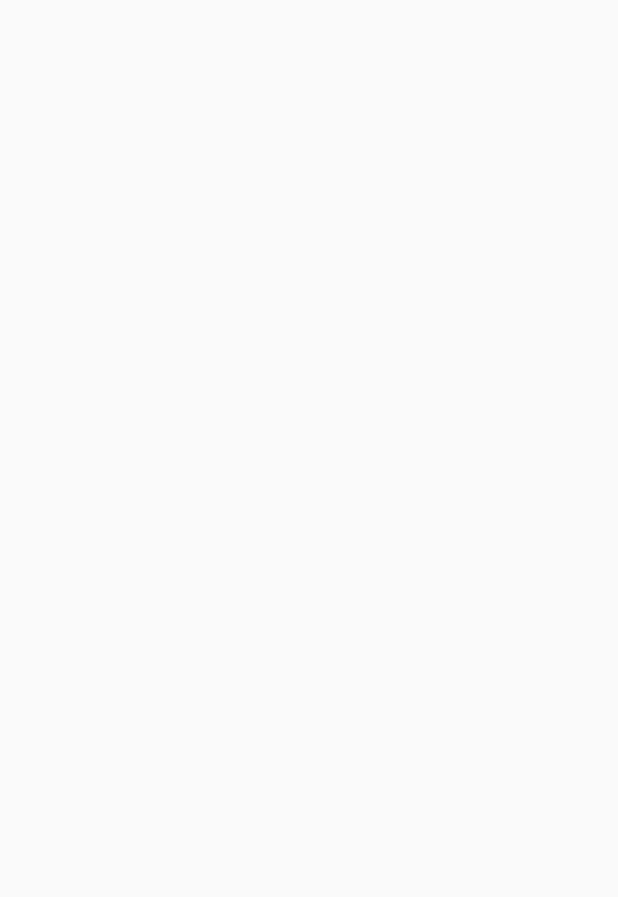
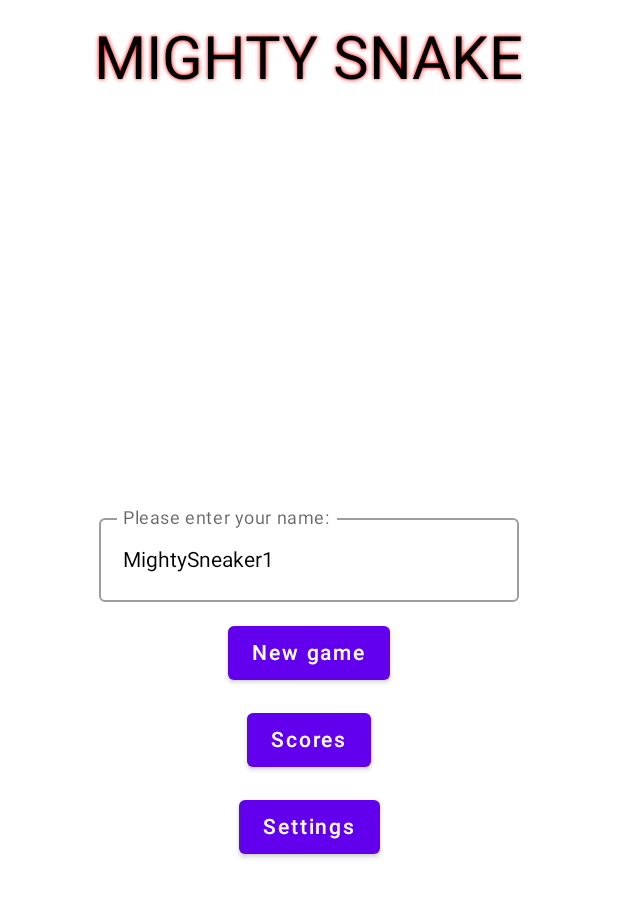
Before and after one commit to TonciDumanic/SnakeGameApp, an Android app built with Jetpack Compose: the screen it shows after launch (MainActivity), on a phone screen of 412 x 824 dp. Before the commit the part shown is empty. Shown: the top 897 px of the screen. Run offline under Robolectric (Android 15) with nearby library versions, the phone set to English and light mode, and no system bars.

Commit message:
Added all screens and navigation between them

```diff
--- a/app/build.gradle
+++ b/app/build.gradle
@@ -54,6 +54,9 @@ dependencies {
     implementation "androidx.compose.ui:ui:$compose_ui_version"
     implementation "androidx.compose.ui:ui-tooling-preview:$compose_ui_version"
     implementation 'androidx.compose.material:material:1.3.1'
+    implementation 'androidx.lifecycle:lifecycle-viewmodel-compose:2.5.1'
+    implementation 'androidx.navigation:navigation-compose:2.5.3'
+
     testImplementation 'junit:junit:4.13.2'
     androidTestImplementation 'androidx.test.ext:junit:1.1.5'
     androidTestImplementation 'androidx.test.espresso:espresso-core:3.5.1'
--- a/app/src/main/java/hr/dumanic/tonci/snakegameapp/MainActivity.kt
+++ b/app/src/main/java/hr/dumanic/tonci/snakegameapp/MainActivity.kt
@@ -3,77 +3,57 @@ package hr.dumanic.tonci.snakegameapp
 import android.os.Bundle
 import androidx.activity.ComponentActivity
 import androidx.activity.compose.setContent
-import androidx.compose.foundation.layout.*
-import androidx.compose.material.*
 import androidx.compose.runtime.Composable
-import androidx.compose.ui.Alignment.Companion.CenterHorizontally
 import androidx.compose.ui.Modifier
-import androidx.compose.ui.graphics.Color
-import androidx.compose.ui.graphics.Shadow
-import androidx.compose.ui.text.TextStyle
-import androidx.compose.ui.tooling.preview.Preview
-import androidx.compose.ui.unit.dp
-import androidx.compose.ui.unit.sp
+import androidx.navigation.NavHostController
+import androidx.navigation.compose.NavHost
+import androidx.navigation.compose.composable
+import androidx.navigation.compose.rememberNavController
+import hr.dumanic.tonci.snakegameapp.enums.SnakeGameAppScreen
 import hr.dumanic.tonci.snakegameapp.ui.theme.SnakeGameAppTheme
+import hr.dumanic.tonci.snakegameapp.views.GamePlayScreen
+import hr.dumanic.tonci.snakegameapp.views.MainScreen
+import hr.dumanic.tonci.snakegameapp.views.ScoresScreen
+import hr.dumanic.tonci.snakegameapp.views.SettingsScreen
+
 
 class MainActivity : ComponentActivity() {
     override fun onCreate(savedInstanceState: Bundle?) {
         super.onCreate(savedInstanceState)
+
+
         setContent {
-            SnakeGameAppTheme {
+            setContent {
+                AppNavigation()
             }
         }
     }
 }
 
 @Composable
-fun MainScreen() {
-
-    // A surface container using the 'background' color from the theme
-    Surface(
-        modifier = Modifier.fillMaxSize(),
-        color = MaterialTheme.colors.background
-    ) {
-        Column( modifier = Modifier.padding(top = 10.dp,
-                                            bottom = 10.dp,
-                                            end = 10.dp,
-                                            start = 10.dp),
-            verticalArrangement = Arrangement.Top) {
-
-
-            Text(
-                text = "MIGHTY SNAKE",
-                modifier = Modifier
-                    .padding(5.dp)
-                    .align(CenterHorizontally),
-                style = TextStyle(
-                    fontSize = 40.sp,
-                    shadow = Shadow(
-                        color = Color.Red,
-                        blurRadius = 3f
-                    )))
-
-
-            Column(Modifier.padding(top=30.dp,end = 10.dp,start = 10.dp),verticalArrangement = Arrangement.SpaceEvenly) {
-
-                TextField(value = "Enter your name...", modifier = Modifier.align(CenterHorizontally), onValueChange = {})
-
-                Button(modifier = Modifier.padding(top = 10.dp).align(CenterHorizontally),onClick = { /*TODO*/ }) {
-                    Text("New game")
-                }
-                Button(modifier = Modifier.padding(top = 10.dp).align(CenterHorizontally),onClick = { /*TODO*/ }) {
-                    Text("Scores")
-
-                }
+fun AppNavigation() {
+    val navController: NavHostController = rememberNavController()
+    NavHost(
+        navController = navController,
+        startDestination = SnakeGameAppScreen.Main.name,
+        modifier = Modifier,
+        builder = {
+            composable(route = SnakeGameAppScreen.Main.name) { MainScreen(navController) }
+            composable(route = SnakeGameAppScreen.GamePlay.name) {
+                GamePlayScreen(
+                    navController
+                )
             }
-
-        }
-    }
-}
-
-@Preview(showBackground = true)
-@Composable
-fun DefaultPreview() {
-    MainScreen()
+            composable(route = SnakeGameAppScreen.Scores.name) {
+                ScoresScreen(
+                    navController
+                )
+            }
+            composable(route = SnakeGameAppScreen.Settings.name) {
+                SettingsScreen(
+                    navController
+                )
+            }
+        })
 
 }
--- /dev/null
+++ b/app/src/main/java/hr/dumanic/tonci/snakegameapp/constants/Constants.kt
@@ -0,0 +1 @@
+package hr.dumanic.tonci.snakegameapp.constants
--- /dev/null
+++ b/app/src/main/java/hr/dumanic/tonci/snakegameapp/game/Game.kt
@@ -0,0 +1,6 @@
+package hr.dumanic.tonci.snakegameapp.game
+
+import java.time.LocalDateTime
+
+class Game(playerName:String,startTime: LocalDateTime,score:Int) {
+}
--- /dev/null
+++ b/app/src/main/java/hr/dumanic/tonci/snakegameapp/views/MainScreenView.kt
@@ -0,0 +1,122 @@
+package hr.dumanic.tonci.snakegameapp.views
+
+import androidx.compose.foundation.layout.Arrangement
+import androidx.compose.foundation.layout.Column
+import androidx.compose.foundation.layout.fillMaxSize
+import androidx.compose.foundation.layout.padding
+import androidx.compose.material.*
+import androidx.compose.runtime.*
+import androidx.compose.ui.Alignment
+import androidx.compose.ui.Modifier
+import androidx.compose.ui.graphics.Color
+import androidx.compose.ui.graphics.Shadow
+import androidx.compose.ui.text.TextStyle
+import androidx.compose.ui.tooling.preview.Preview
+import androidx.compose.ui.unit.dp
+import androidx.compose.ui.unit.sp
+import androidx.navigation.NavController
+import androidx.navigation.compose.NavHost
+import androidx.navigation.compose.composable
+import androidx.navigation.compose.rememberNavController
+import hr.dumanic.tonci.snakegameapp.enums.SnakeGameAppScreen
+
+
+@Composable
+fun MainScreen(navController: NavController) {
+
+    //var viewModel: MainScreenViewModel by viewModel()
+
+
+
+
+    // A surface container using the 'background' color from the theme
+
+    Surface(
+        modifier = Modifier.fillMaxSize(),
+        color = MaterialTheme.colors.background
+    ) {
+
+
+
+        Column(
+            modifier = Modifier
+                .padding(
+                    top = 10.dp,
+                    bottom = 10.dp,
+                    end = 10.dp,
+                    start = 10.dp
+                )
+                .fillMaxSize(),
+            verticalArrangement = Arrangement.SpaceEvenly
+        ) {
+
+
+            Text(
+                text = "MIGHTY SNAKE",
+                modifier = Modifier
+                    .padding(5.dp)
+                    .align(Alignment.CenterHorizontally),
+                style = TextStyle(
+                    fontSize = 40.sp,
+                    shadow = Shadow(
+                        color = Color.Red,
+                        blurRadius = 3f
+                    )
+                )
+            )
+
+
+            Column(
+                Modifier
+                    .padding(top = 30.dp, end = 10.dp, start = 10.dp)
+                    .fillMaxSize(),
+                verticalArrangement = Arrangement.Center,
+                horizontalAlignment = Alignment.CenterHorizontally
+            ) {
+
+                var valueOfNameTextField by remember { mutableStateOf("MightySneaker1") }
+
+                OutlinedTextField(
+
+                    value = valueOfNameTextField,
+                    onValueChange = { valueOfNameTextField = it },
+                    singleLine = true,
+                    label = { Text("Please enter your name:") }
+                )
+                Button(
+                    modifier = Modifier
+                        .padding(top = 10.dp)
+                        .align(Alignment.CenterHorizontally),
+                    onClick = { navController.navigate(SnakeGameAppScreen.GamePlay.name) }) {
+                    Text("New game")
+                }
+                Button(
+                    modifier = Modifier
+                        .padding(top = 10.dp)
+                        .align(Alignment.CenterHorizontally),
+                    onClick = { navController.navigate(SnakeGameAppScreen.Scores.name) }) {
+                    Text("Scores")
+
+                }
+                Button(
+                    modifier = Modifier
+                        .padding(top = 10.dp)
+                        .align(Alignment.CenterHorizontally),
+                    onClick = { navController.navigate(SnakeGameAppScreen.Settings.name) }) {
+                    Text("Settings")
+
+                }
+            }
+
+
+        }
+    }
+}
+
+
+@Preview(showBackground = true)
+@Composable
+fun DefaultPreview() {
+   // MainScreen()
+
+}
```
Also changed, not shown: app/src/main/java/hr/dumanic/tonci/snakegameapp/enums/Enums.kt (added, +12 -0 lines), app/src/main/java/hr/dumanic/tonci/snakegameapp/viewmodels/MainScreenViewModel.kt (added, +9 -0 lines), app/src/main/java/hr/dumanic/tonci/snakegameapp/views/GamePlayScreenView.kt (added, +35 -0 lines), app/src/main/java/hr/dumanic/tonci/snakegameapp/views/ScoresScreenView.kt (added, +21 -0 lines), app/src/main/java/hr/dumanic/tonci/snakegameapp/views/SettingsScreenView.kt (added, +21 -0 lines).
